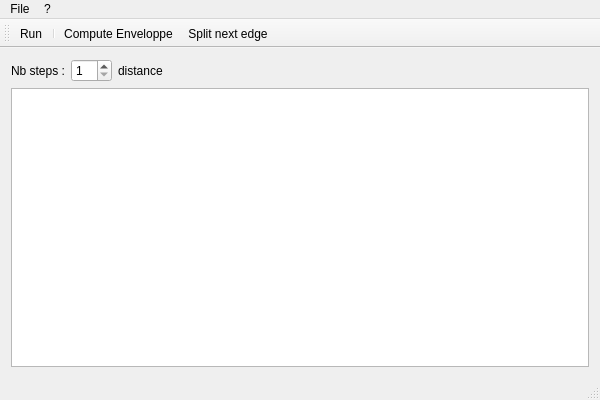
Before: the Qt Designer form TSPViewer/tspmainwindow.ui in ornicar/tsp, drawn with Qt 5.
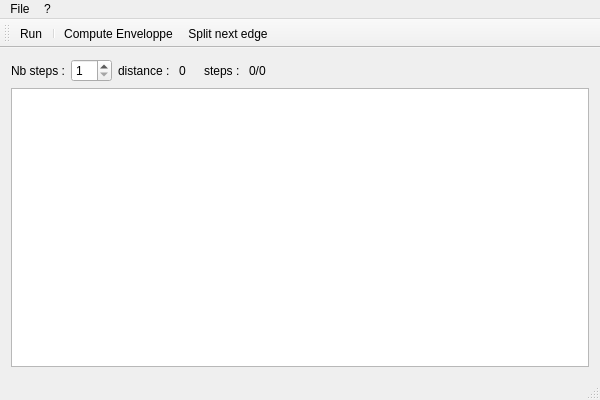
After: the same form once the commit is applied. Icons and pictures are not drawn.

What changed in the file:
```diff
--- a/TSPViewer/tspmainwindow.ui
+++ b/TSPViewer/tspmainwindow.ui
@@ -32,7 +32,7 @@
       </property>
      </widget>
     </item>
-    <item row="0" column="3">
+    <item row="0" column="6">
      <spacer name="horizontalSpacer">
       <property name="orientation">
        <enum>Qt::Horizontal</enum>
@@ -45,13 +45,37 @@
       </property>
      </spacer>
     </item>
-    <item row="1" column="0" colspan="4">
+    <item row="1" column="0" colspan="7">
      <widget class="QGraphicsView" name="pQt_graphicsView"/>
     </item>
-    <item row="0" column="2">
+    <item row="0" column="3">
      <widget class="QLabel" name="pQt_label_distance">
       <property name="text">
-       <string>distance</string>
+       <string>0</string>
+      </property>
+     </widget>
+    </item>
+    <item row="0" column="2">
+     <widget class="QLabel" name="label_2">
+      <property name="text">
+       <string>distance : </string>
+      </property>
+     </widget>
+    </item>
+    <item row="0" column="4">
+     <widget class="QLabel" name="label_3">
+      <property name="text">
+       <string>steps : </string>
+      </property>
+      <property name="indent">
+       <number>12</number>
+      </property>
+     </widget>
+    </item>
+    <item row="0" column="5">
+     <widget class="QLabel" name="pQt_label_progression">
+      <property name="text">
+       <string>0/0</string>
       </property>
      </widget>
     </item>
```
